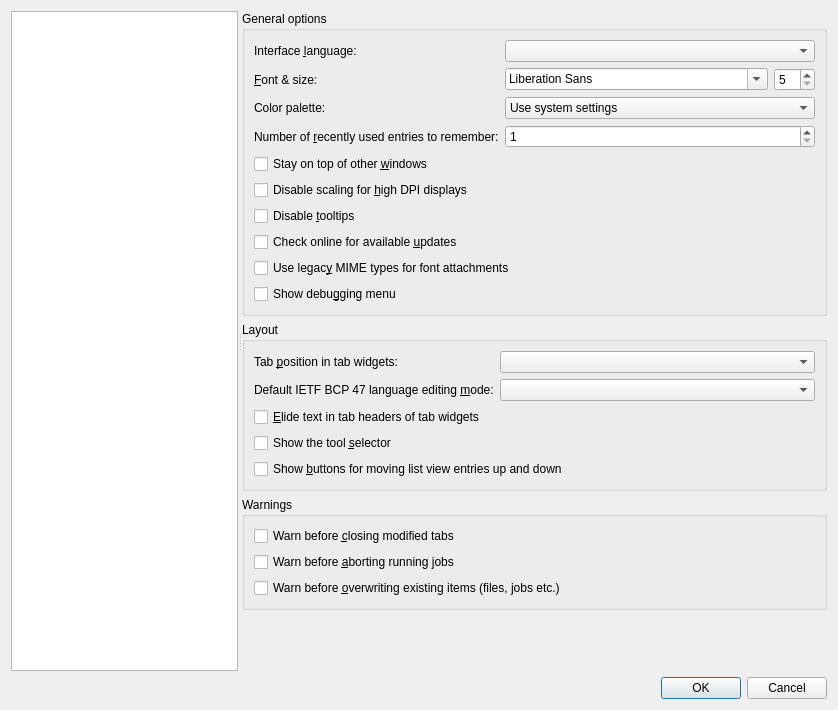
Old version of the form src/mkvtoolnix-gui/forms/main_window/preferences_dialog.ui in the repository jpsdr/MKVToolnix-Windows-7.
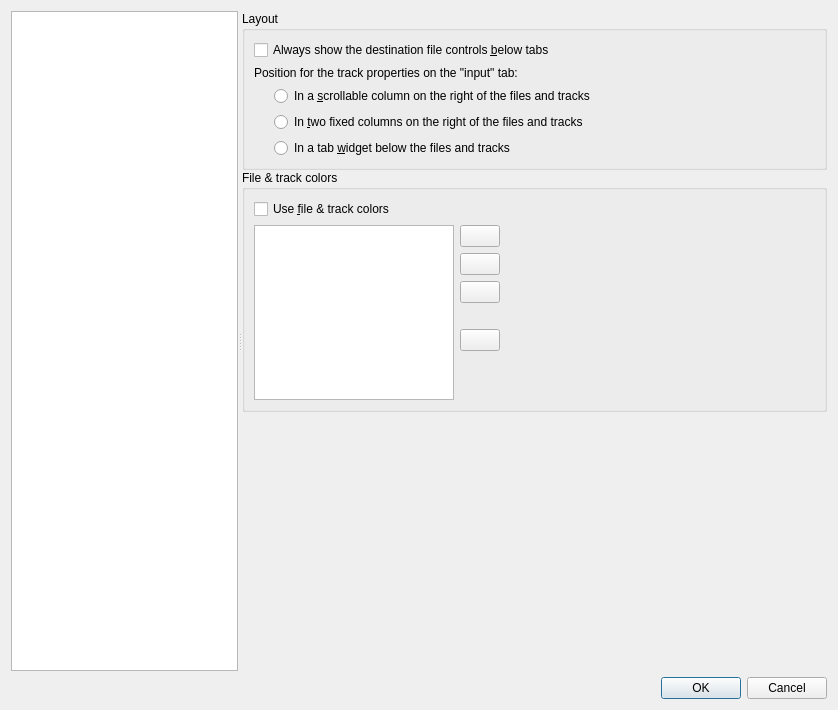
New version of the form. The open tabs and pages were chosen to show the change. Icons and pictures are not drawn. Custom widgets are drawn as their Qt base class.

Commit message: GUI: preferences: move merge tool's layout options to their own page

```diff
--- a/src/mkvtoolnix-gui/forms/main_window/preferences_dialog.ui
+++ b/src/mkvtoolnix-gui/forms/main_window/preferences_dialog.ui
@@ -852,7 +852,37 @@
          </widget>
         </item>
         <item>
-         <layout class="QHBoxLayout" name="horizontalLayout_17" stretch="1,0">
+         <spacer name="verticalSpacer_12">
+          <property name="orientation">
+           <enum>Qt::Vertical</enum>
+          </property>
+          <property name="sizeHint" stdset="0">
+           <size>
+            <width>20</width>
+            <height>40</height>
+           </size>
+          </property>
+         </spacer>
+        </item>
+       </layout>
+      </widget>
+      <widget class="QWidget" name="pMergeLayout">
+       <layout class="QVBoxLayout" name="verticalLayout_53">
+        <property name="spacing">
+         <number>0</number>
+        </property>
+        <property name="leftMargin">
+         <number>0</number>
+        </property>
+        <property name="topMargin">
+         <number>0</number>
+        </property>
+        <property name="rightMargin">
+         <number>0</number>
+        </property>
+        <property name="bottomMargin">
+         <number>0</number>
+        </property>
           <item>
            <widget class="QGroupBox" name="groupBox_12">
             <property name="sizePolicy">
@@ -933,19 +963,6 @@
                </item>
               </layout>
              </item>
-             <item>
-              <spacer name="verticalSpacer_12">
-               <property name="orientation">
-                <enum>Qt::Vertical</enum>
-               </property>
-               <property name="sizeHint" stdset="0">
-                <size>
-                 <width>20</width>
-                 <height>40</height>
-                </size>
-               </property>
-              </spacer>
-             </item>
             </layout>
            </widget>
           </item>
@@ -967,7 +984,7 @@
                <item>
                 <widget class="QListWidget" name="lwMFileColors">
                  <property name="sizePolicy">
-                  <sizepolicy hsizetype="Fixed" vsizetype="Expanding">
+                <sizepolicy hsizetype="Expanding" vsizetype="Expanding">
                    <horstretch>0</horstretch>
                    <verstretch>0</verstretch>
                   </sizepolicy>
@@ -980,7 +997,7 @@
                  </property>
                  <property name="maximumSize">
                   <size>
-                   <width>100</width>
+                 <width>200</width>
                    <height>16777215</height>
                   </size>
                  </property>
@@ -1084,12 +1101,36 @@
                  </item>
                 </layout>
                </item>
+             <item>
+              <spacer name="horizontalSpacer_11">
+               <property name="orientation">
+                <enum>Qt::Horizontal</enum>
+               </property>
+               <property name="sizeHint" stdset="0">
+                <size>
+                 <width>40</width>
+                 <height>20</height>
+                </size>
+               </property>
+              </spacer>
+             </item>
               </layout>
              </item>
             </layout>
            </widget>
           </item>
-         </layout>
+        <item>
+         <spacer name="verticalSpacer_13">
+          <property name="orientation">
+           <enum>Qt::Vertical</enum>
+          </property>
+          <property name="sizeHint" stdset="0">
+           <size>
+            <width>20</width>
+            <height>276</height>
+           </size>
+          </property>
+         </spacer>
         </item>
        </layout>
       </widget>
```
Left out of the diff: 12 changed lines with no effect on the pictures. Lines whose indentation alone changed are shown as unchanged. The commit also changes 2 other files.
